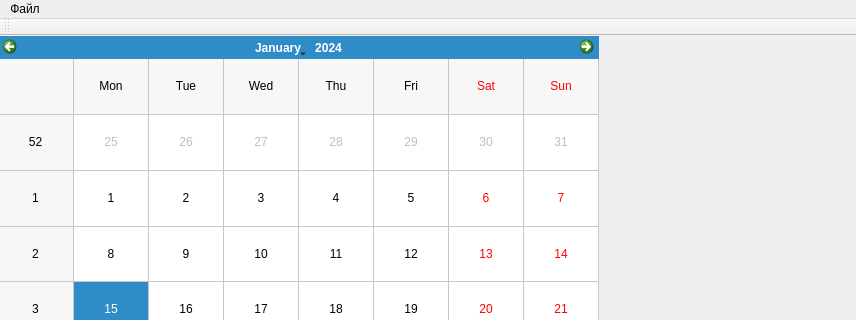
Old version of the form mainwindow.ui in the repository Normandez/ToDoList; both pictures show x 0 to 856 and y 0 to 320 of the 856 by 811 pixel window.
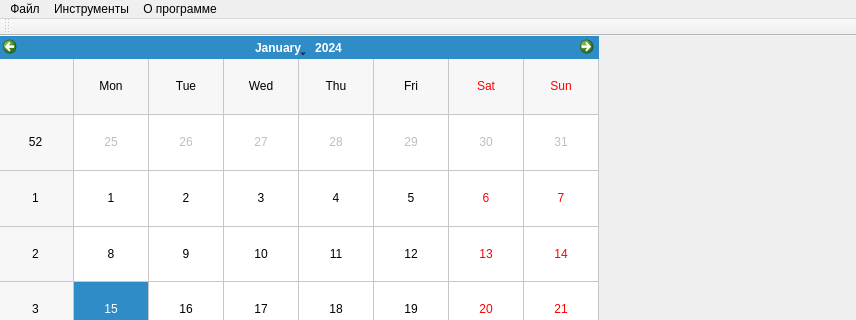
New version of the form. Icons and pictures are not drawn.

```diff
--- a/mainwindow.ui
+++ b/mainwindow.ui
@@ -398,7 +398,25 @@
     <addaction name="separator"/>
     <addaction name="actionExit"/>
    </widget>
+   <widget class="QMenu" name="menu_2">
+    <property name="title">
+     <string>Инструменты</string>
+    </property>
+    <addaction name="actionToday"/>
+    <addaction name="separator"/>
+    <addaction name="actionAddTask"/>
+    <addaction name="actionCustomTask"/>
+    <addaction name="separator"/>
+    <addaction name="actionDeleteTask"/>
+   </widget>
+   <widget class="QMenu" name="menuAbout">
+    <property name="title">
+     <string>О программе</string>
+    </property>
+   </widget>
    <addaction name="menu"/>
+   <addaction name="menu_2"/>
+   <addaction name="menuAbout"/>
   </widget>
   <widget class="QToolBar" name="mainToolBar">
    <property name="allowedAreas">
```
Left out of the diff: 210 changed lines with no effect on the pictures.
